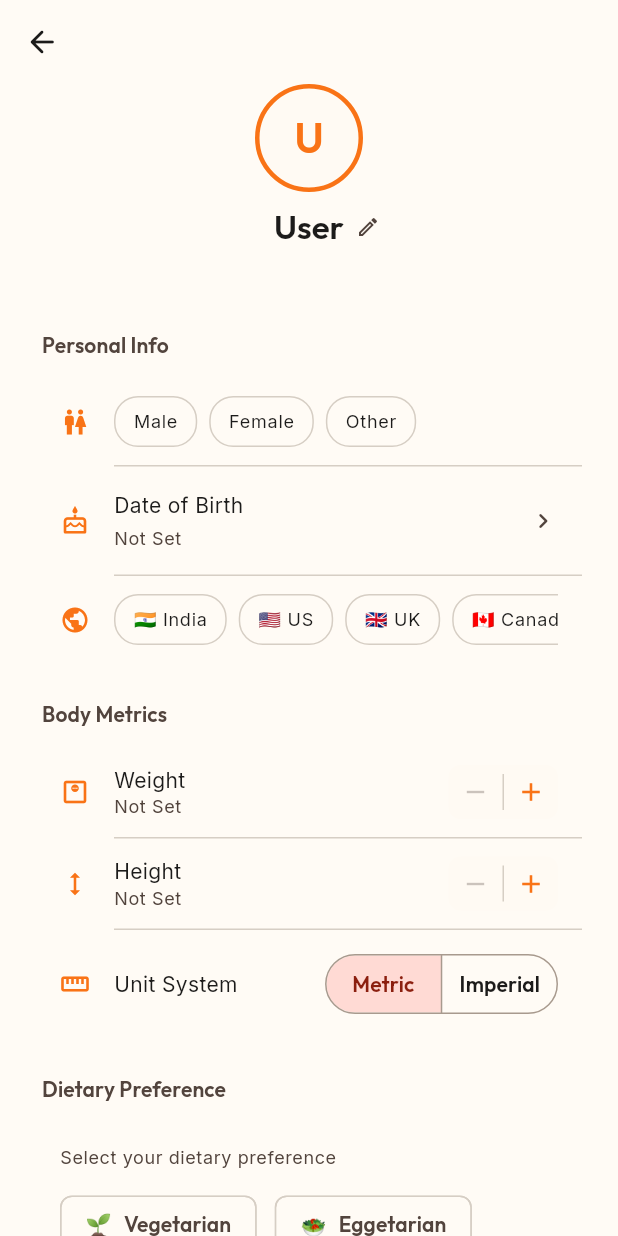
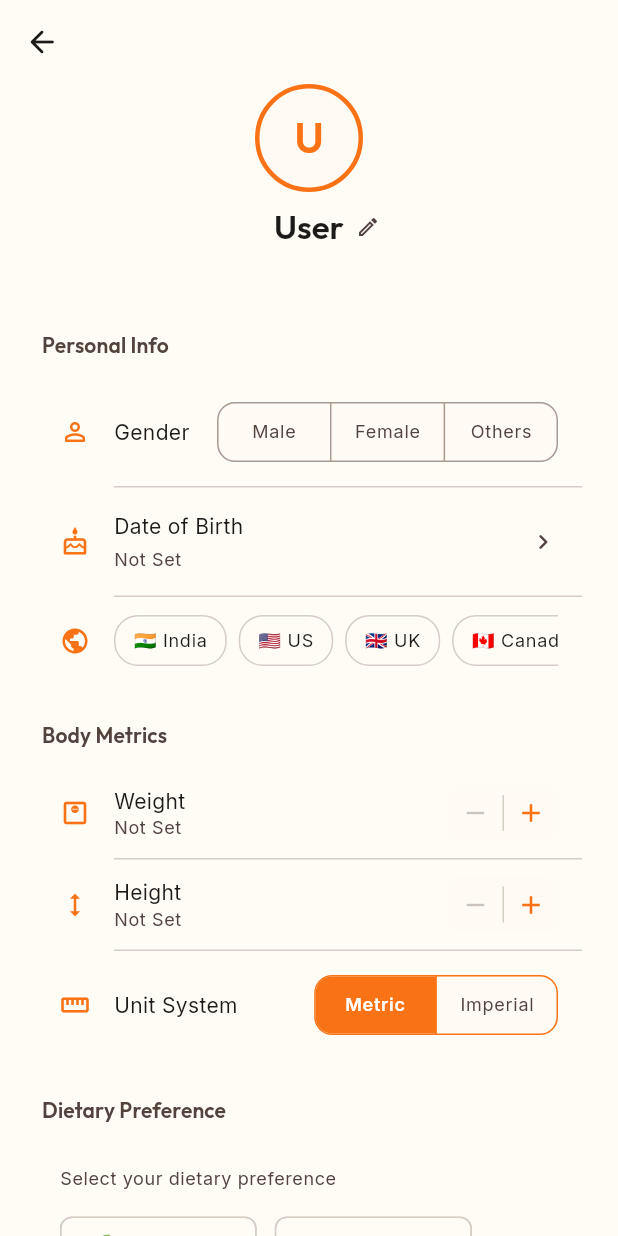
Before and after one commit to naru1790/vitalo, a Flutter app: the ProfileScreen screen opened by its route, on a phone screen of 412 x 824 dp. Run offline on Flutter 3.47's test engine with Material 3 defaults, Android fonts, the phone set to English and light mode, and no system bars; our stand-ins replace flutter_riverpod, go_router, google_fonts, google_sign_in, pinput, shared_preferences and 2 more; accounts and stored records are empty.

Commit message:
feat(profile): implement GenderSelection widget with styled SegmentedButton for gender selection

```diff
--- a/lib/core/theme.dart
+++ b/lib/core/theme.dart
@@ -471,6 +471,59 @@ class MaterialTheme {
     ),
     scaffoldBackgroundColor: colorScheme.surface,
     canvasColor: colorScheme.surface,
+    // ───── Polished SegmentedButton Theme ─────
+    segmentedButtonTheme: SegmentedButtonThemeData(
+      style: ButtonStyle(
+        // Remove icon from selected state
+        iconSize: WidgetStateProperty.all(0),
+        // Compact padding for cleaner look
+        padding: WidgetStateProperty.all(
+          const EdgeInsets.symmetric(horizontal: 16, vertical: 8),
+        ),
+        // Visible side borders
+        side: WidgetStateProperty.resolveWith((states) {
+          return BorderSide(
+            color: states.contains(WidgetState.selected)
+                ? colorScheme.primary
+                : colorScheme.outline,
+            width: 1,
+          );
+        }),
+        // Full pill shape
+        shape: WidgetStateProperty.all(
+          RoundedRectangleBorder(
+            borderRadius: BorderRadius.circular(AppSpacing.buttonRadius),
+          ),
+        ),
+        // Background colors
+        backgroundColor: WidgetStateProperty.resolveWith((states) {
+          if (states.contains(WidgetState.selected)) {
+            return colorScheme.primary;
+          }
+          return colorScheme.surfaceContainerLow;
+        }),
+        // Text/icon colors
+        foregroundColor: WidgetStateProperty.resolveWith((states) {
+          if (states.contains(WidgetState.selected)) {
+            return colorScheme.onPrimary;
+          }
+          return colorScheme.onSurfaceVariant;
+        }),
+        // Text styling
+        textStyle: WidgetStateProperty.resolveWith((states) {
+          return textTheme.labelMedium?.copyWith(
+            fontWeight: states.contains(WidgetState.selected)
+                ? FontWeight.w600
+                : FontWeight.w400,
+          );
+        }),
+        // Minimum touch target
+        minimumSize: WidgetStateProperty.all(const Size(48, 36)),
+        // No elevation - prevents top border thinning
+        elevation: WidgetStateProperty.all(0),
+        shadowColor: WidgetStateProperty.all(Colors.transparent),
+      ),
+    ),
   );
 
   List<ExtendedColor> get extendedColors => [];
@@ -544,7 +597,7 @@ class AppSpacing {
   static const double cardRadius = 16.0;
   static const double cardRadiusLarge = 28.0;
   static const double cardRadiusSmall = 12.0;
-  static const double buttonRadius = 28.0;
+  static const double buttonRadius = 12.0; // Modern rectangular, not pill
   static const double inputRadius = 12.0;
 
   // ───── Icon Sizes ─────
--- a/lib/features/profile/presentation/profile_screen.dart
+++ b/lib/features/profile/presentation/profile_screen.dart
@@ -8,6 +8,7 @@ import '../../../core/services/auth_service.dart';
 import '../../../core/theme.dart';
 import '../../../core/widgets/inline_editable_header.dart';
 import '../../../core/widgets/app_snackbar.dart';
+import 'widgets/gender_selection.dart';
 
 class ProfileScreen extends StatefulWidget {
   const ProfileScreen({super.key});
@@ -431,13 +432,9 @@ class _ProfileScreenState extends State<ProfileScreen> {
       ),
       child: Column(
         children: [
-          _buildChipSelector(
-            icon: Icons.wc_outlined,
-            label: 'Gender',
-            options: const ['Male', 'Female', 'Other'],
-            selected: _gender,
-            colorScheme: colorScheme,
-            onSelected: (value) {
+          GenderSelection(
+            selectedGender: _gender,
+            onGenderSelected: (value) {
               setState(() => _gender = value);
               talker.info('Gender set: $value');
             },
--- /dev/null
+++ b/lib/features/profile/presentation/widgets/gender_selection.dart
@@ -0,0 +1,57 @@
+import 'package:flutter/material.dart';
+
+import '../../../../core/theme.dart';
+
+/// Gender selection using styled SegmentedButton
+/// Matches the Unit System toggle for visual consistency
+class GenderSelection extends StatelessWidget {
+  final String? selectedGender;
+  final ValueChanged<String?> onGenderSelected;
+
+  const GenderSelection({
+    super.key,
+    required this.selectedGender,
+    required this.onGenderSelected,
+  });
+
+  @override
+  Widget build(BuildContext context) {
+    final colorScheme = Theme.of(context).colorScheme;
+    final textTheme = Theme.of(context).textTheme;
+
+    return Padding(
+      padding: const EdgeInsets.symmetric(
+        horizontal: AppSpacing.md,
+        vertical: AppSpacing.sm,
+      ),
+      child: Row(
+        children: [
+          Icon(
+            Icons.person_outline_rounded,
+            size: AppSpacing.iconSizeSmall,
+            color: colorScheme.primary,
+          ),
+          const SizedBox(width: AppSpacing.md),
+          Text(
+            'Gender',
+            style: textTheme.bodyMedium?.copyWith(color: colorScheme.onSurface),
+          ),
+          const Spacer(),
+          SegmentedButton<String>(
+            showSelectedIcon: false,
+            segments: const [
+              ButtonSegment(value: 'Male', label: Text('Male')),
+              ButtonSegment(value: 'Female', label: Text('Female')),
+              ButtonSegment(value: 'Others', label: Text('Others')),
+            ],
+            selected: selectedGender != null ? {selectedGender!} : {},
+            emptySelectionAllowed: true,
+            onSelectionChanged: (selection) {
+              onGenderSelected(selection.isEmpty ? null : selection.first);
+            },
+          ),
+        ],
+      ),
+    );
+  }
+}
```
